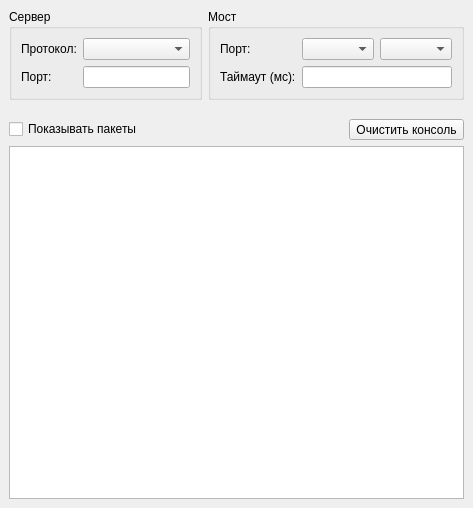
Before: the Qt Designer form src/mkserver/ui/mainwindow.ui in alex-krutikov/MkStudio, drawn with Qt 5.
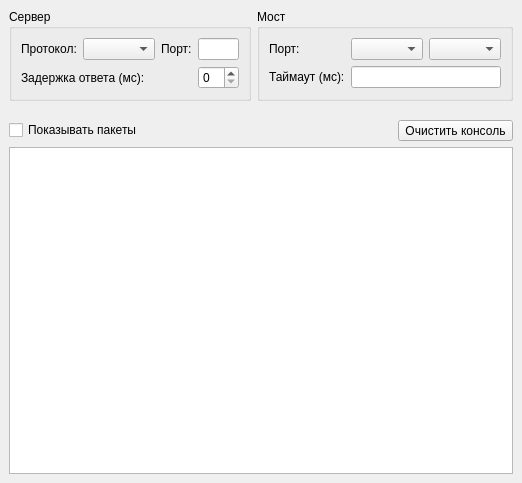
After: the same form once the commit is applied.

Patch:
```diff
--- a/src/mkserver/ui/mainwindow.ui
+++ b/src/mkserver/ui/mainwindow.ui
@@ -6,8 +6,8 @@
    <rect>
     <x>0</x>
     <y>0</y>
-    <width>473</width>
-    <height>508</height>
+    <width>507</width>
+    <height>483</height>
    </rect>
   </property>
   <property name="windowTitle">
@@ -22,7 +22,7 @@
         <property name="title">
          <string>Сервер</string>
         </property>
-        <layout class="QFormLayout" name="formLayout">
+        <layout class="QGridLayout" name="gridLayout">
          <item row="0" column="0">
           <widget class="QLabel" name="label_4">
            <property name="text">
@@ -33,16 +33,26 @@
          <item row="0" column="1">
           <widget class="QComboBox" name="cb_protocol"/>
          </item>
-         <item row="1" column="0">
+         <item row="0" column="2">
           <widget class="QLabel" name="label">
            <property name="text">
             <string>Порт:</string>
            </property>
           </widget>
          </item>
-         <item row="1" column="1">
+         <item row="0" column="3">
           <widget class="QLineEdit" name="le_tcp_port"/>
          </item>
+         <item row="1" column="3">
+          <widget class="QSpinBox" name="sb_repaly_delay"/>
+         </item>
+         <item row="1" column="0" colspan="2">
+          <widget class="QLabel" name="label_5">
+           <property name="text">
+            <string>Задержка ответа (мс):</string>
+           </property>
+          </widget>
+         </item>
         </layout>
        </widget>
       </item>
@@ -51,7 +61,7 @@
         <property name="title">
          <string>Мост</string>
         </property>
-        <layout class="QGridLayout" name="gridLayout">
+        <layout class="QGridLayout" name="gridLayout_2">
          <item row="0" column="0">
           <widget class="QLabel" name="label_3">
            <property name="text">
```
Left out of the diff: 6 changed lines with no effect on the pictures.
